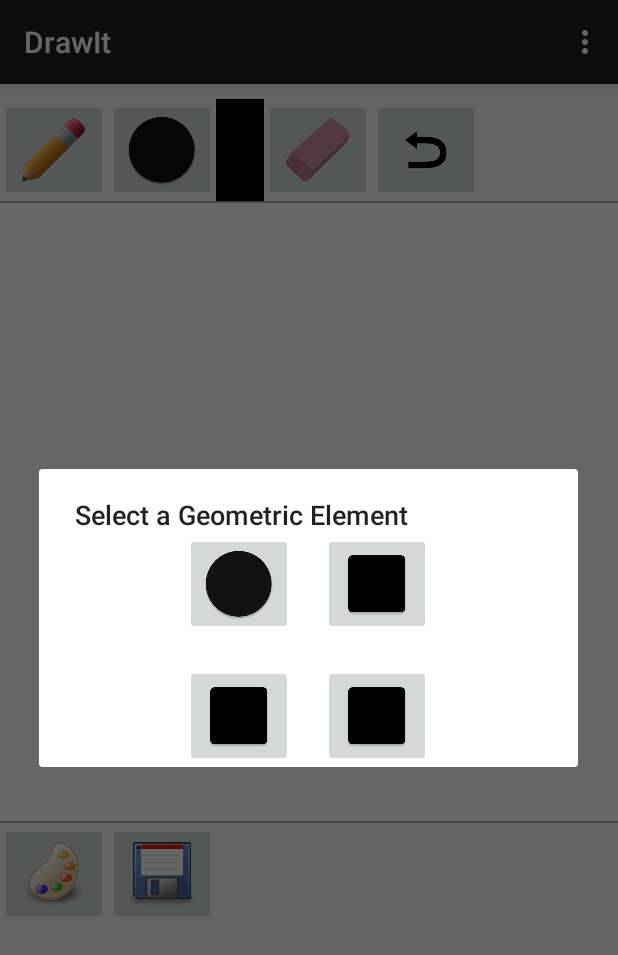
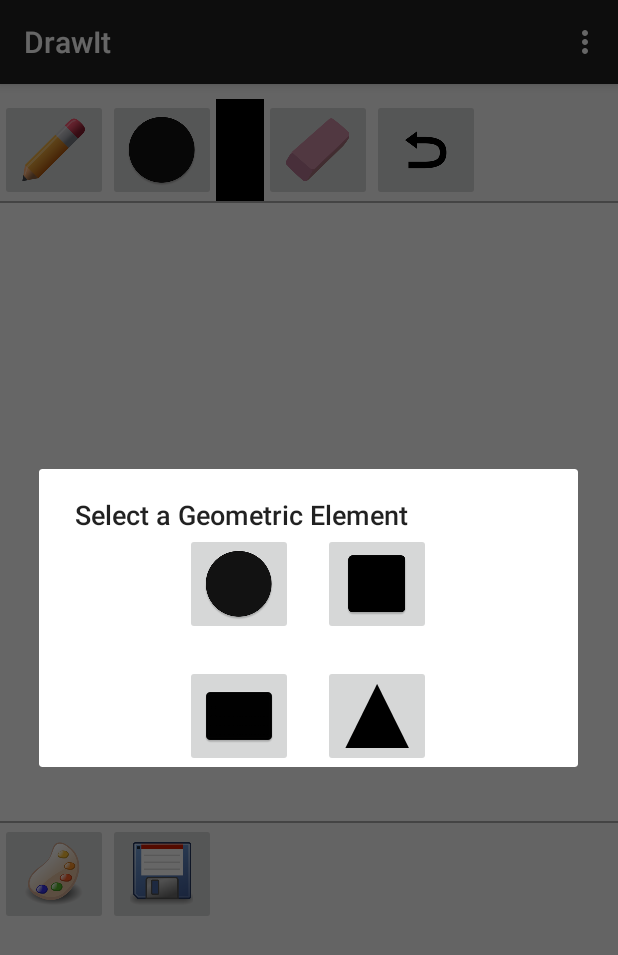
Before and after one commit to aleixpb2/DrawIt, an Android app: the screen it shows after launch (MainActivity), after a tap on an icon or button, on a phone screen of 412 x 824 dp. Shown: the top 955 px of the screen. Run offline under Robolectric (Android 15) with nearby library versions, the phone set to English and light mode, and no system bars.

Commit message:
Before adding the final geometric elements support

```diff
--- a/app/src/main/java/com/aleix/drawit/MainActivity.java
+++ b/app/src/main/java/com/aleix/drawit/MainActivity.java
@@ -42,6 +42,7 @@ public class MainActivity extends ActionBarActivity
     private String format;
 
     private GeometricElementsFragment.GeoElement chosen;
+    private Bitmap circle, square, rectangle, triangle;
 
     // GeometricElementsFragment interface implementation:
     @Override
@@ -50,20 +51,16 @@ public class MainActivity extends ActionBarActivity
         chosen = element;
         switch(chosen){
             case Circle:
-                geometricElemButton.setImageBitmap(
-                        BitmapFactory.decodeResource(getResources(), R.mipmap.circle));
+                geometricElemButton.setImageBitmap(circle);
                 break;
             case Square:
-                geometricElemButton.setImageBitmap(
-                        BitmapFactory.decodeResource(getResources(), R.mipmap.square));
+                geometricElemButton.setImageBitmap(square);
                 break;
             case Rectangle:
-                geometricElemButton.setImageBitmap(
-                        BitmapFactory.decodeResource(getResources(), R.mipmap.square));
+                geometricElemButton.setImageBitmap(rectangle);
                 break;
             case Triangle:
-                geometricElemButton.setImageBitmap(
-                        BitmapFactory.decodeResource(getResources(), R.mipmap.square));
+                geometricElemButton.setImageBitmap(triangle);
                 break;
         }
     }
@@ -79,6 +76,7 @@ public class MainActivity extends ActionBarActivity
         format = formats[0]; /*png*/  // Not needed...
 
         chosen = GeometricElementsFragment.GeoElement.Circle;
+        setUpBitmaps();
 
         // setUp();
         mCustomDrawItView = (customDrawItView) findViewById(R.id.customDrawItView);
@@ -256,6 +254,13 @@ public class MainActivity extends ActionBarActivity
         return true;
     }
 
+    private void setUpBitmaps(){
+        circle = BitmapFactory.decodeResource(getResources(), R.mipmap.circle);
+        square = BitmapFactory.decodeResource(getResources(), R.mipmap.square);
+        rectangle = BitmapFactory.decodeResource(getResources(), R.mipmap.rectangle);
+        triangle = BitmapFactory.decodeResource(getResources(), R.mipmap.triangle);
+    }
+
     @Override
     public void onBackPressed() {
         // Ask to leave
--- a/app/src/main/java/com/aleix/drawit/customDrawItView.java
+++ b/app/src/main/java/com/aleix/drawit/customDrawItView.java
@@ -21,8 +21,9 @@ public class customDrawItView extends View/* implements View.OnTouchListener */{
     private Paint mPaint;
     private Path mPath;
     private Canvas mCanvas;
-    private Bitmap mBitmap;
     private boolean drawing;
+    private boolean pencilActive;
+
     private int color;
     private ArrayList<Pair<Path, Paint>> pathsDrawn;
 
@@ -60,7 +61,7 @@ public class customDrawItView extends View/* implements View.OnTouchListener */{
 
         //TODO: a onSizeChanged?
         // 720 is the maximum resolution, but 512 the default (when saving the bitmap)
-        mBitmap = Bitmap.createBitmap(720,720,Bitmap.Config.ARGB_8888);
+        Bitmap mBitmap = Bitmap.createBitmap(720,720,Bitmap.Config.ARGB_8888);
         mCanvas = new Canvas(mBitmap);
 
         drawing = true; // by default
--- a/app/src/main/res/layout/dialog_geometric_elements.xml
+++ b/app/src/main/res/layout/dialog_geometric_elements.xml
@@ -42,7 +42,7 @@
         <ImageButton
             android:layout_width="wrap_content"
             android:layout_height="wrap_content"
-            android:src="@mipmap/square"
+            android:src="@mipmap/rectangle"
             android:id="@+id/dialogRectangle"
             />
         <Space
@@ -51,7 +51,7 @@
         <ImageButton
             android:layout_width="wrap_content"
             android:layout_height="wrap_content"
-            android:src="@mipmap/square"
+            android:src="@mipmap/triangle"
             android:id="@+id/dialogTriangle"
             />
 
```
Also changed, not shown: app/src/main/rectangle-web.png (added), app/src/main/res/mipmap-hdpi/rectangle.png (added), app/src/main/res/mipmap-hdpi/triangle.png (added), app/src/main/res/mipmap-mdpi/rectangle.png (added), app/src/main/res/mipmap-mdpi/triangle.png (added), app/src/main/res/mipmap-xhdpi/rectangle.png (added), app/src/main/res/mipmap-xhdpi/triangle.png (added), app/src/main/res/mipmap-xxhdpi/rectangle.png (added), app/src/main/res/mipmap-xxhdpi/triangle.png (added), app/src/main/res/mipmap-xxxhdpi/rectangle.png (added), app/src/main/res/mipmap-xxxhdpi/triangle.png (added), app/src/main/triangle-web.png (added).
